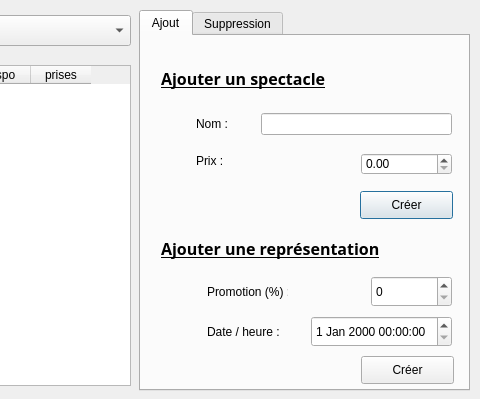
This is gui/imp_fct_1.ui in NoxFly/CEBD-project-theater as Qt 5 draws it before an edit; both pictures show x 221 to 701 and y 0 to 399 of the 701 by 399 pixel window. The edited form follows.
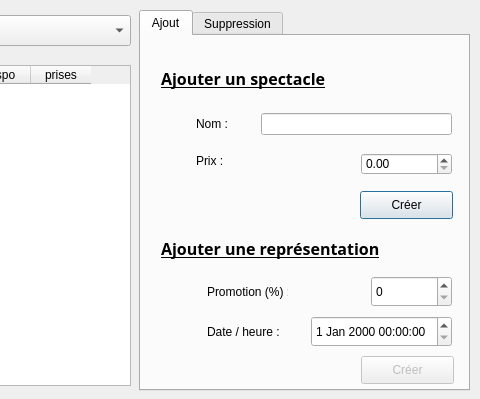
This is the edited form.

```diff
--- a/gui/imp_fct_1.ui
+++ b/gui/imp_fct_1.ui
@@ -118,6 +118,9 @@
      </property>
     </widget>
     <widget class="QPushButton" name="addRep">
+     <property name="enabled">
+      <bool>false</bool>
+     </property>
      <property name="geometry">
       <rect>
        <x>220</x>
```
